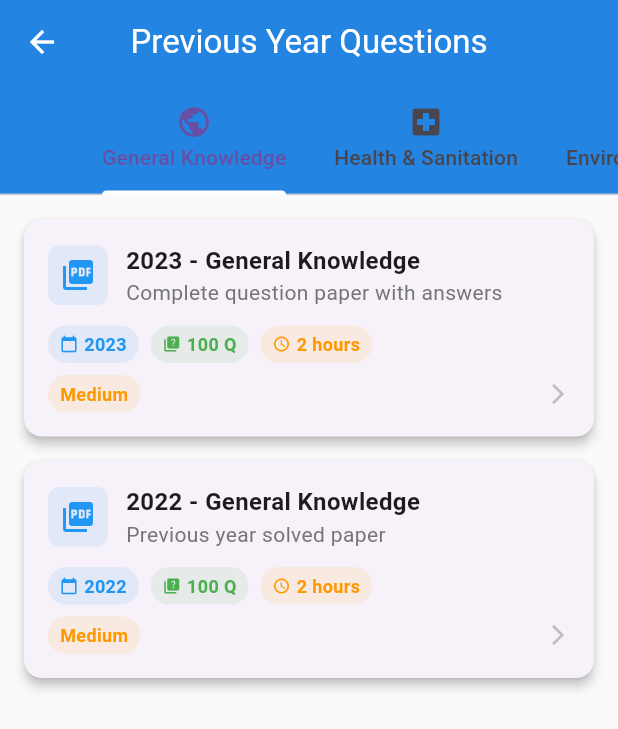
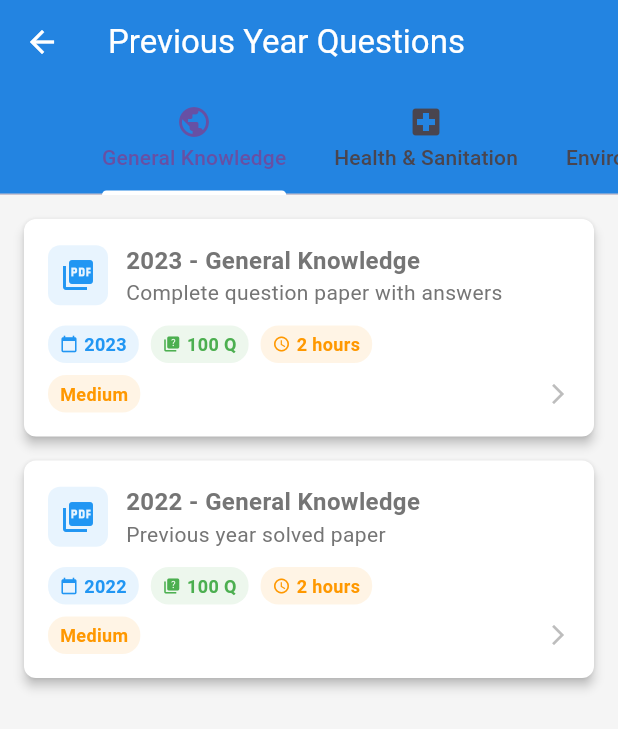
Before and after one commit to Sumant-work/sanitary-inspector-prep-app, a Flutter app: the screen it shows after launch, after a tap on "Previous Year Questions", on a phone screen of 412 x 824 dp. Shown: the top 729 px of the screen. Run offline on Flutter 3.47's test engine with Material 3 defaults, Android fonts, the phone set to English and light mode, and no system bars; our stand-ins replace firebase_core, flutter_spinkit, permission_handler, shared_preferences; missing offline and left inert: flutter_pdfview; accounts and stored records are empty; generated files the repository leaves out were written again; statements that could not run were skipped.

Commit message:
Update main.dart

```diff
--- a/lib/main.dart
+++ b/lib/main.dart
@@ -1,107 +1,52 @@
 import 'package:flutter/material.dart';
-import 'package:flutter/services.dart';
+import 'package:firebase_core/firebase_core.dart';
 import 'package:provider/provider.dart';
-
-// Import screens
+import 'firebase_options.dart';
+import 'providers/app_provider.dart';
 import 'screens/home_screen.dart';
 import 'screens/pyq_screen.dart';
 import 'screens/notes_screen.dart';
 import 'screens/quiz_screen.dart';
 import 'screens/live_test_screen.dart';
+import 'utils/constants.dart';
+import 'utils/permission_helper.dart';
 
-// Import utilities
-import 'utils/permission_helper.dart';
-import 'providers/app_provider.dart';
-
-/// Main entry point of the Sanitary Inspector Prep App
 void main() async {
   WidgetsFlutterBinding.ensureInitialized();
 
-  // Set preferred orientations
-  await SystemChrome.setPreferredOrientations([
-    DeviceOrientation.portraitUp,
-    DeviceOrientation.portraitDown,
-  ]);
+  // Initialize Firebase
+  await Firebase.initializeApp(
+    options: DefaultFirebaseOptions.currentPlatform,
+  );
 
-  // Initialize permissions
+  // Check permissions
   await PermissionHelper.checkAllPermissions();
 
   runApp(SanitaryInspectorApp());
 }
 
-/// Main application widget with provider setup
 class SanitaryInspectorApp extends StatelessWidget {
-  const SanitaryInspectorApp({Key? key}) : super(key: key);
-
   @override
   Widget build(BuildContext context) {
-    return ChangeNotifierProvider(
-      create: (context) => AppProvider(),
-      child: MaterialApp(
-        title: 'Sanitary Inspector Prep',
-        debugShowCheckedModeBanner: false,
-
-        // App theme configuration
-        theme: ThemeData(
-          primarySwatch: Colors.blue,
-          primaryColor: const Color(0xFF1E88E5),
-          primaryColorDark: const Color(0xFF1565C0),
-          accentColor: const Color(0xFF43A047),
-          scaffoldBackgroundColor: Colors.grey[50],
-
-          // AppBar theme
-          appBarTheme: const AppBarTheme(
-            backgroundColor: Color(0xFF1E88E5),
-            foregroundColor: Colors.white,
-            elevation: 2,
-            centerTitle: true,
-          ),
-
-          // Card theme
-          cardTheme: CardTheme(
-            elevation: 3,
-            shape: RoundedRectangleBorder(
-              borderRadius: BorderRadius.circular(12),
-            ),
-            margin: const EdgeInsets.symmetric(horizontal: 16, vertical: 8),
-          ),
-
-          // Button themes
-          elevatedButtonTheme: ElevatedButtonThemeData(
-            style: ElevatedButton.styleFrom(
-              backgroundColor: const Color(0xFF1E88E5),
-              foregroundColor: Colors.white,
-              shape: RoundedRectangleBorder(
-                borderRadius: BorderRadius.circular(8),
-              ),
-              padding: const EdgeInsets.symmetric(horizontal: 24, vertical: 12),
-            ),
-          ),
-
-          // Input decoration theme
-          inputDecorationTheme: InputDecorationTheme(
-            border: OutlineInputBorder(
-              borderRadius: BorderRadius.circular(8),
-            ),
-            filled: true,
-            fillColor: Colors.white,
-          ),
-        ),
-
-        // Route configuration
-        initialRoute: '/',
-        routes: {
-          '/': (context) => const HomeScreen(),
-          '/pyq': (context) => const PyqScreen(),
-          '/notes': (context) => const NotesScreen(),
-          '/quiz': (context) => const QuizScreen(),
-          '/live': (context) => const LiveTestScreen(),
-        },
-
-        // Handle unknown routes
-        onUnknownRoute: (settings) {
-          return MaterialPageRoute(
-            builder: (context) => const HomeScreen(),
+    return MultiProvider(
+      providers: [
+        ChangeNotifierProvider(create: (_) => AppProvider()),
+      ],
+      child: Consumer<AppProvider>(
+        builder: (context, appProvider, child) {
+          return MaterialApp(
+            title: AppConstants.appName,
+            theme: AppConstants.lightTheme,
+            darkTheme: AppConstants.darkTheme,
+            themeMode: appProvider.isDarkMode ? ThemeMode.dark : ThemeMode.light,
+            debugShowCheckedModeBanner: false,
+            home: HomeScreen(),
+            routes: {
+              '/pyq': (context) => PyqScreen(),
+              '/notes': (context) => NotesScreen(),
+              '/quiz': (context) => QuizScreen(),
+              '/live': (context) => LiveTestScreen(),
+            },
           );
         },
       ),
```
